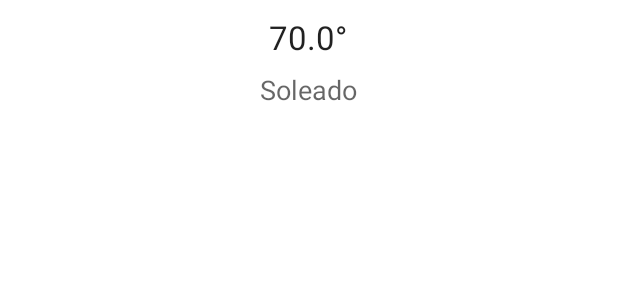
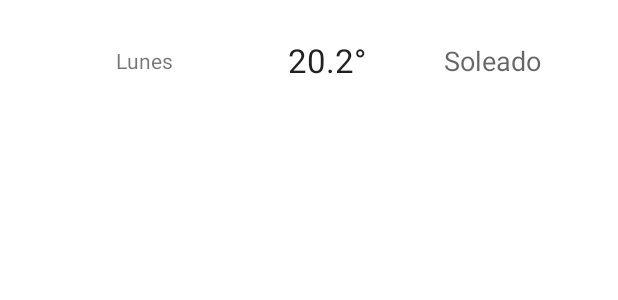
Before and after one commit to Juan-Mozo/PronosticoHoy, an Android app: the layout item_pronostico_diario.xml on its own in the app's theme, with its tools: preview values and no code run, on a phone screen of 412 x 824 dp. Shown: the top 300 px of the screen. Run offline under Robolectric (Android 15) with nearby library versions, the phone set to English and light mode, and no system bars.

Commit message:
Week 4 Half

```diff
--- a/app/src/main/AndroidManifest.xml
+++ b/app/src/main/AndroidManifest.xml
@@ -9,6 +9,7 @@
         android:roundIcon="@mipmap/ic_launcher_round"
         android:supportsRtl="true"
         android:theme="@style/Theme.Pronostico">
+        <activity android:name=".detalles.DetallePronosticoActivity"></activity>
         <activity android:name=".MainActivity">
             <intent-filter>
                 <action android:name="android.intent.action.MAIN" />
--- a/app/src/main/java/com/juanimozo/pronostico/PronosticoDiarioAdaptador.kt
+++ b/app/src/main/java/com/juanimozo/pronostico/PronosticoDiarioAdaptador.kt
@@ -16,7 +16,7 @@ class PronosticoDiarioViewHolder(view: View) : RecyclerView.ViewHolder(view) {
 
     // Conecta individualmente cada item con las view de arriba
     fun bind(pronosticoDiario: PronosticoDiario) {
-        temperaturaText.text = String.format("%.1f°", pronosticoDiario.temperatura)
+        temperaturaText.text = formatoTemperatura(pronosticoDiario.temperatura)
         descripcionText.text = pronosticoDiario.descripcion
     }
 }
--- /dev/null
+++ b/app/src/main/java/com/juanimozo/pronostico/PronosticoUtils.kt
@@ -0,0 +1,5 @@
+package com.juanimozo.pronostico
+
+fun formatoTemperatura(temp: Float): String {
+    return String.format("%.1f°", temp)
+}
--- a/app/src/main/res/layout/activity_main.xml
+++ b/app/src/main/res/layout/activity_main.xml
@@ -34,6 +34,7 @@
         android:layout_height="wrap_content"
         android:hint="@string/codigoPostalTextView"
         android:inputType="number"
+        android:phoneNumber="true"
         app:layout_constraintBottom_toBottomOf="parent"
         app:layout_constraintEnd_toEndOf="parent"
         app:layout_constraintStart_toStartOf="parent"
--- a/app/src/main/res/layout/item_pronostico_diario.xml
+++ b/app/src/main/res/layout/item_pronostico_diario.xml
@@ -14,24 +14,32 @@
         android:layout_width="wrap_content"
         android:layout_height="wrap_content"
         android:layout_marginStart="24dp"
-        android:text="70.0°"
         android:textAppearance="@style/TextAppearance.AppCompat.Large"
         app:layout_constraintBottom_toBottomOf="parent"
         app:layout_constraintEnd_toEndOf="parent"
-        app:layout_constraintHorizontal_bias="0.462"
         app:layout_constraintStart_toStartOf="parent"
         app:layout_constraintTop_toTopOf="parent"
-        app:layout_constraintVertical_bias="0.192" />
+        tools:text="20.2°" />
 
     <TextView
         android:id="@+id/descripcionText"
         android:layout_width="wrap_content"
         android:layout_height="wrap_content"
-        android:text="Soleado"
         android:textAppearance="@style/TextAppearance.AppCompat.Medium"
         app:layout_constraintBottom_toBottomOf="parent"
-        app:layout_constraintEnd_toEndOf="@+id/temperaturaText"
-        app:layout_constraintStart_toStartOf="@+id/temperaturaText"
-        app:layout_constraintTop_toBottomOf="@+id/temperaturaText" />
+        app:layout_constraintEnd_toEndOf="parent"
+        app:layout_constraintStart_toEndOf="@+id/temperaturaText"
+        app:layout_constraintTop_toTopOf="parent"
+        tools:text="Soleado" />
+
+    <TextView
+        android:id="@+id/diaSemanaText"
+        android:layout_width="wrap_content"
+        android:layout_height="wrap_content"
+        android:text="Lunes"
+        app:layout_constraintBottom_toBottomOf="parent"
+        app:layout_constraintEnd_toStartOf="@+id/temperaturaText"
+        app:layout_constraintStart_toStartOf="parent"
+        app:layout_constraintTop_toTopOf="parent" />
 
 </androidx.constraintlayout.widget.ConstraintLayout>
--- /dev/null
+++ b/app/src/main/res/menu/setting_menu.xml
@@ -0,0 +1,6 @@
+<?xml version="1.0" encoding="utf-8"?>
+<menu xmlns:app="http://schemas.android.com/apk/res-auto"
+    xmlns:android="http://schemas.android.com/apk/res/android">
+
+    <item android:title="Item" />
+</menu>
--- a/app/src/main/res/values/strings.xml
+++ b/app/src/main/res/values/strings.xml
@@ -7,4 +7,7 @@
     <!--MainActivity.kt-->
     <string name="mensajeErrorCP">Ingrese un código postal válido</string>
     <string name="itemPronostico_seleccionado_formato">Pronostico: %1$.1f° %2$s</string>
+    <!--activity_detalle_pronostico.xml-->
+    <string name="DetallePronostico">Detalle</string>
+    <!--DetallePronosticoActivity.kt-->
 </resources>
```
Also changed, not shown: app/src/main/java/com/juanimozo/pronostico/MainActivity.kt (+12 -3 lines), app/src/main/java/com/juanimozo/pronostico/PronosticoRepositorio.kt (+15 -2 lines), app/src/main/java/com/juanimozo/pronostico/detalles/DetallePronosticoActivity.kt (added, +29 -0 lines), app/src/main/res/layout/activity_detalle_pronostico.xml (added, +55 -0 lines).
